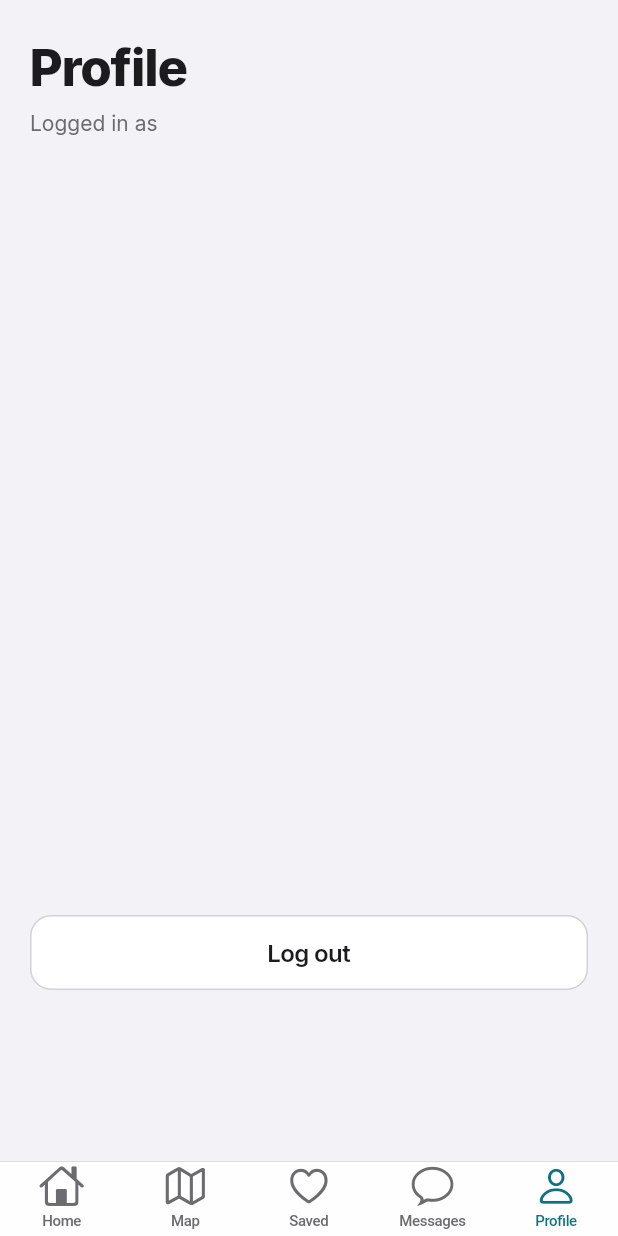
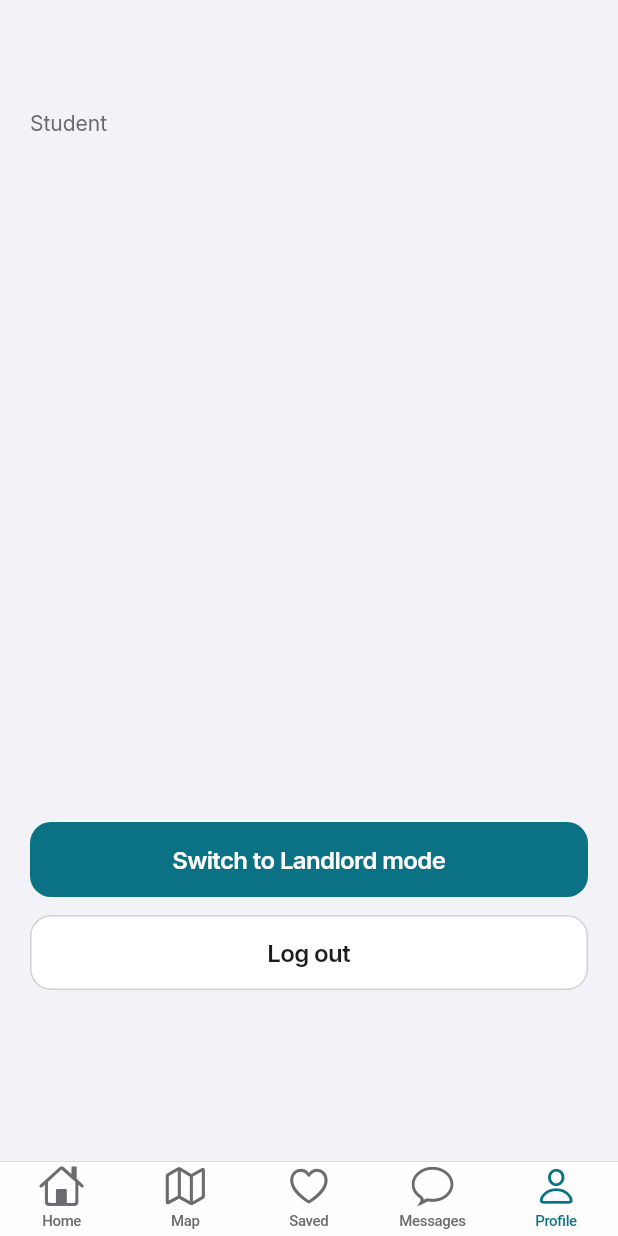
Before and after one commit to sawada-png/Boarding-house, a Flutter app: the screen it shows once a user with an empty profile is signed in, item 5 of the bottom bar chosen, on a phone screen of 412 x 824 dp. Run offline on Flutter 3.47's test engine with Material 3 defaults, Android fonts, the phone set to English and light mode, and no system bars; our stand-ins replace cloud_firestore, cupertino_ui, firebase_auth, firebase_core, google_fonts; accounts and stored records are empty.

Commit message:
Add role choice, user profiles and landlord mode
New users pick student or landlord and type their name; the profile is
saved in Firestore at users/{uid}. Adds Firestore security rules, the
landlord tab layout, and switching modes from the Profile tab.

Co-Authored-By: Claude Opus 5.5 <noreply@anthropic.com>

```diff
--- /dev/null
+++ b/lib/models/app_user.dart
@@ -0,0 +1,53 @@
+enum UserRole { student, landlord }
+
+/// A BoardMate user, saved in Firestore at users/{uid}.
+class AppUser {
+  const AppUser({
+    required this.uid,
+    required this.name,
+    required this.role,
+    this.phone,
+    this.email,
+    this.loginType = 'phone',
+    this.school,
+    this.verified = false,
+  });
+
+  final String uid;
+  final String name;
+  final UserRole role;
+  final String? phone;
+  final String? email;
+
+  /// 'phone', 'google' or 'facebook'.
+  final String loginType;
+
+  /// Picked in Week 2.
+  final String? school;
+
+  /// Landlord ID check. Only BoardMate staff can turn this on.
+  final bool verified;
+
+  bool get isLandlord => role == UserRole.landlord;
+
+  factory AppUser.fromMap(String uid, Map<String, dynamic> data) => AppUser(
+        uid: uid,
+        name: data['name'] as String? ?? '',
+        role: data['role'] == 'landlord' ? UserRole.landlord : UserRole.student,
+        phone: data['phone'] as String?,
+        email: data['email'] as String?,
+        loginType: data['loginType'] as String? ?? 'phone',
+        school: data['school'] as String?,
+        verified: data['verified'] as bool? ?? false,
+      );
+
+  Map<String, dynamic> toMap() => {
+        'name': name,
+        'role': role.name,
+        'phone': phone,
+        'email': email,
+        'loginType': loginType,
+        'school': school,
+        'verified': verified,
+      };
+}
--- a/lib/screens/auth/auth_gate.dart
+++ b/lib/screens/auth/auth_gate.dart
@@ -1,11 +1,16 @@
 import 'package:cupertino_ui/cupertino_ui.dart';
 import 'package:firebase_auth/firebase_auth.dart';
 
+import '../../models/app_user.dart';
 import '../../services/auth_service.dart';
+import '../../services/user_service.dart';
+import '../landlord/landlord_shell.dart';
+import '../onboarding/choose_role_screen.dart';
 import '../tenant/tenant_shell.dart';
 import 'welcome_screen.dart';
 
-/// Shows the welcome screen when logged out, and the app when logged in.
+/// Decides the first screen:
+/// logged out → welcome, no profile yet → choose role, otherwise student or landlord mode.
 class AuthGate extends StatelessWidget {
   const AuthGate({super.key});
 
@@ -13,13 +18,54 @@ class AuthGate extends StatelessWidget {
   Widget build(BuildContext context) {
     return StreamBuilder<User?>(
       stream: AuthService().userChanges,
-      builder: (context, snapshot) {
-        if (snapshot.connectionState == ConnectionState.waiting) {
-          return const CupertinoPageScaffold(child: Center(child: CupertinoActivityIndicator()));
-        }
-        // Step 4 adds the "Student or Landlord?" check here.
-        return snapshot.data == null ? const WelcomeScreen() : const TenantShell();
+      builder: (context, auth) {
+        if (auth.connectionState == ConnectionState.waiting) return const _Loading();
+        final user = auth.data;
+        if (user == null) return const WelcomeScreen();
+
+        return StreamBuilder<AppUser?>(
+          key: ValueKey(user.uid),
+          stream: UserService().watch(user.uid),
+          builder: (context, profile) {
+            if (profile.hasError) {
+              return const _Loading(
+                message: "Couldn't load your profile.\nCheck your internet, or log out and try again.",
+                showLogout: true,
+              );
+            }
+            if (profile.connectionState == ConnectionState.waiting) return const _Loading();
+            final p = profile.data;
+            if (p == null) return ChooseRoleScreen(user: user);
+            return p.isLandlord
+                ? LandlordShell(key: const ValueKey('landlord'), profile: p)
+                : TenantShell(key: const ValueKey('student'), profile: p);
+          },
+        );
       },
     );
   }
 }
+
+class _Loading extends StatelessWidget {
+  const _Loading({this.message, this.showLogout = false});
+
+  final String? message;
+  final bool showLogout;
+
+  @override
+  Widget build(BuildContext context) {
+    return CupertinoPageScaffold(
+      child: Center(
+        child: Column(
+          mainAxisSize: MainAxisSize.min,
+          children: [
+            if (!showLogout) const CupertinoActivityIndicator(),
+            if (message != null) Text(message!, textAlign: TextAlign.center),
+            if (showLogout)
+              CupertinoButton(onPressed: AuthService().signOut, child: const Text('Log out')),
+          ],
+        ),
+      ),
+    );
+  }
+}
--- a/lib/screens/shared/profile_tab.dart
+++ b/lib/screens/shared/profile_tab.dart
@@ -1,18 +1,41 @@
 import 'package:cupertino_ui/cupertino_ui.dart';
 
+import '../../models/app_user.dart';
 import '../../services/auth_service.dart';
+import '../../services/user_service.dart';
 import '../../theme/app_text_styles.dart';
 import '../../widgets/primary_button.dart';
+import '../shared/show_error.dart';
 
-/// For now: shows who is logged in and a Log out button. Full profile comes in Week 3.
-class ProfileTab extends StatelessWidget {
-  const ProfileTab({super.key});
+/// For now: who is logged in, switch mode, and log out. Full profile comes in Week 3.
+class ProfileTab extends StatefulWidget {
+  const ProfileTab({super.key, required this.profile});
+
+  final AppUser profile;
+
+  @override
+  State<ProfileTab> createState() => _ProfileTabState();
+}
+
+class _ProfileTabState extends State<ProfileTab> {
+  bool _switching = false;
+
+  Future<void> _switchMode() async {
+    final next = widget.profile.isLandlord ? UserRole.student : UserRole.landlord;
+    setState(() => _switching = true);
+    try {
+      // AuthGate sees the change and swaps the whole screen.
+      await UserService().setRole(widget.profile.uid, next);
+    } catch (_) {
+      if (mounted) await showError(context, "Couldn't switch. Check your internet and try again.");
+      if (mounted) setState(() => _switching = false);
+    }
+  }
 
   @override
   Widget build(BuildContext context) {
-    final auth = AuthService();
-    final user = auth.currentUser;
-    final who = user?.displayName ?? user?.phoneNumber ?? user?.email ?? '';
+    final p = widget.profile;
+    final contact = p.phone ?? p.email ?? '';
 
     return CupertinoPageScaffold(
       child: SafeArea(
@@ -21,11 +44,20 @@ class ProfileTab extends StatelessWidget {
           child: Column(
             crossAxisAlignment: CrossAxisAlignment.start,
             children: [
-              Text('Profile', style: AppText.largeTitle),
+              Text(p.name, style: AppText.largeTitle),
               const SizedBox(height: 8),
-              Text('Logged in as $who', style: AppText.secondary),
+              Text(
+                '${p.isLandlord ? 'Landlord' : 'Student'}${contact.isEmpty ? '' : ' · $contact'}',
+                style: AppText.secondary,
+              ),
               const Spacer(),
-              PrimaryButton(label: 'Log out', secondary: true, onPressed: auth.signOut),
+              PrimaryButton(
+                label: p.isLandlord ? 'Switch to Student mode' : 'Switch to Landlord mode',
+                loading: _switching,
+                onPressed: _switchMode,
+              ),
+              const SizedBox(height: 12),
+              PrimaryButton(label: 'Log out', secondary: true, onPressed: AuthService().signOut),
               const SizedBox(height: 90), // keep above the tab bar
             ],
           ),
--- a/lib/screens/tenant/tenant_shell.dart
+++ b/lib/screens/tenant/tenant_shell.dart
@@ -1,5 +1,6 @@
 import 'package:cupertino_ui/cupertino_ui.dart';
 
+import '../../models/app_user.dart';
 import '../../widgets/bm_tab_scaffold.dart';
 import '../shared/placeholder_tab.dart';
 import '../shared/profile_tab.dart';
@@ -7,7 +8,9 @@ import 'home_tab.dart';
 
 /// Student mode: the five bottom tabs.
 class TenantShell extends StatelessWidget {
-  const TenantShell({super.key});
+  const TenantShell({super.key, required this.profile});
+
+  final AppUser profile;
 
   @override
   Widget build(BuildContext context) {
@@ -32,7 +35,7 @@ class TenantShell extends StatelessWidget {
         BmTab(
           icon: CupertinoIcons.person,
           label: 'Profile',
-          builder: (_) => const ProfileTab(),
+          builder: (_) => ProfileTab(profile: profile),
         ),
       ],
     );
--- a/pubspec.yaml
+++ b/pubspec.yaml
@@ -41,6 +41,7 @@ dependencies:
     sdk: flutter
   google_fonts: ^9.0.0
   firebase_auth: ^7.1.0
+  cloud_firestore: ^7.2.0
 
 dev_dependencies:
   flutter_test:
```
Also changed, not shown: lib/screens/landlord/landlord_shell.dart (added, +41 -0 lines), lib/screens/onboarding/choose_role_screen.dart (added, +172 -0 lines), lib/services/user_service.dart (added, +42 -0 lines), firebase.json, pubspec.lock, 3 other files.
